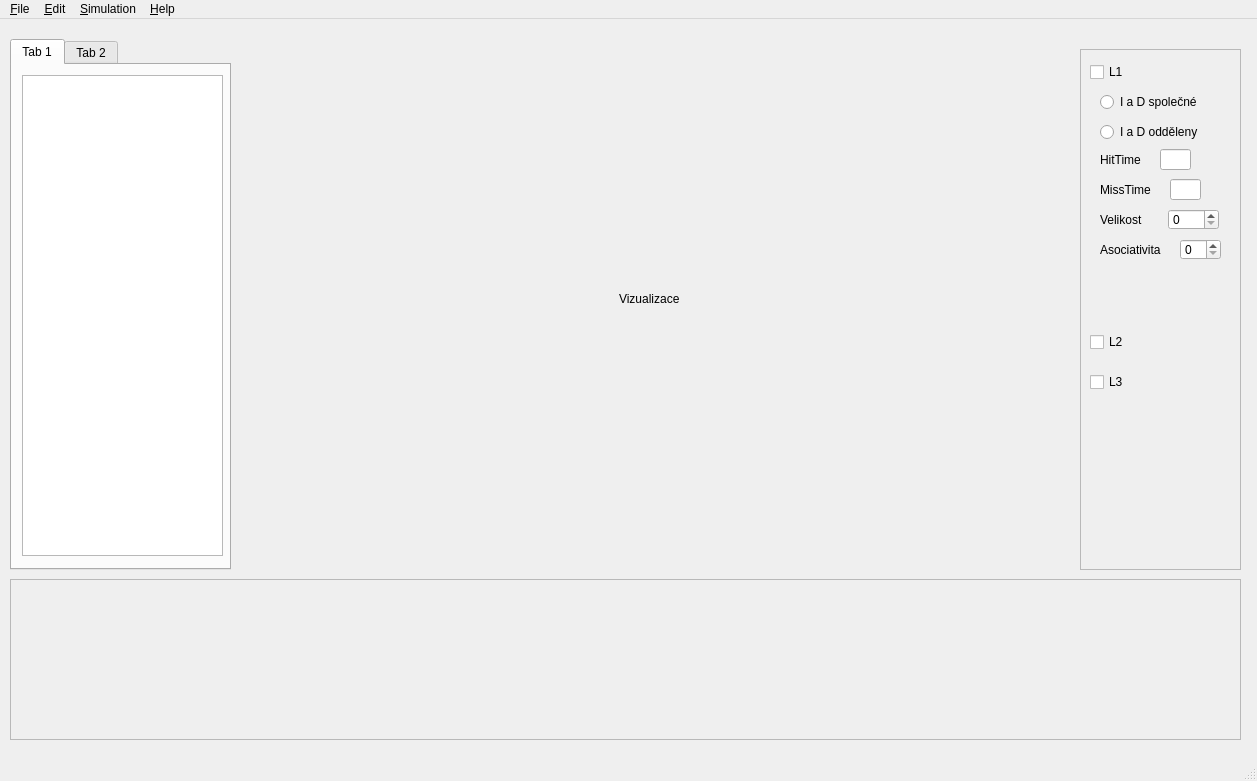
Old version of the form src/memsim-gui/memsim.ui in the repository pholasek/memsim.
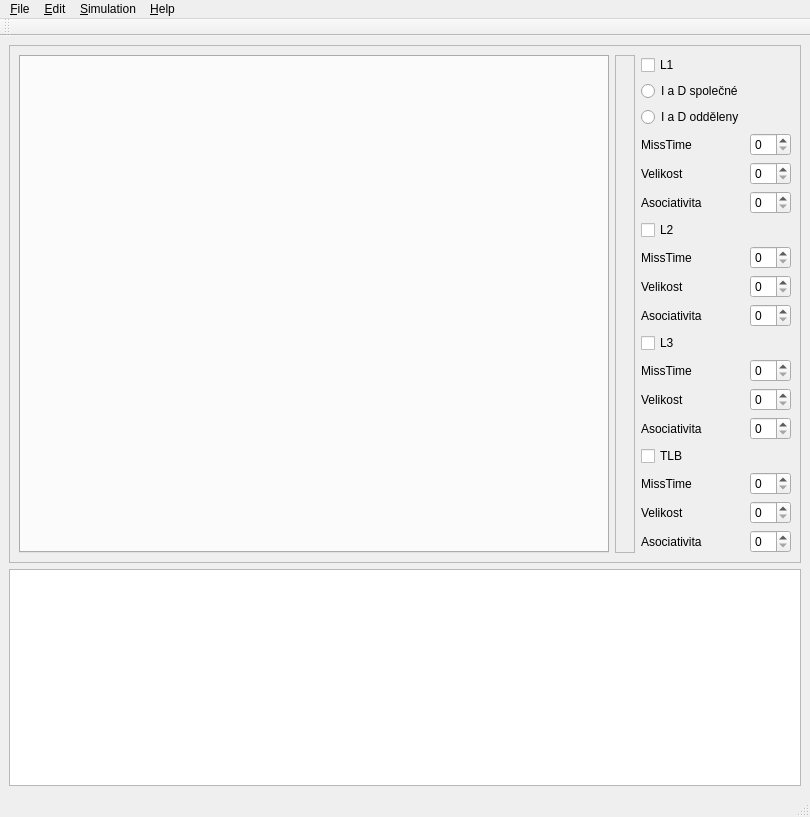
New version of the form.

Commit message: memsim: GUI layout and slot changes

The edit to the form file:
```diff
--- a/src/memsim-gui/memsim.ui
+++ b/src/memsim-gui/memsim.ui
@@ -6,267 +6,242 @@
    <rect>
     <x>0</x>
     <y>0</y>
-    <width>1257</width>
-    <height>781</height>
+    <width>810</width>
+    <height>817</height>
    </rect>
   </property>
   <property name="windowTitle">
    <string>MemSim</string>
   </property>
   <widget class="QWidget" name="centralwidget">
-   <widget class="QTabWidget" name="tabWidget">
-    <property name="geometry">
-     <rect>
-      <x>10</x>
-      <y>20</y>
-      <width>221</width>
-      <height>531</height>
-     </rect>
-    </property>
-    <property name="currentIndex">
-     <number>0</number>
-    </property>
-    <widget class="QWidget" name="tab">
-     <attribute name="title">
-      <string>Tab 1</string>
-     </attribute>
-     <widget class="QTableView" name="tableView">
-      <property name="geometry">
-       <rect>
-        <x>10</x>
-        <y>10</y>
-        <width>201</width>
-        <height>481</height>
-       </rect>
+   <layout class="QVBoxLayout" name="verticalLayout">
+    <item>
+     <widget class="QFrame" name="frame_2">
+      <property name="sizePolicy">
+       <sizepolicy hsizetype="Minimum" vsizetype="Minimum">
+        <horstretch>0</horstretch>
+        <verstretch>0</verstretch>
+       </sizepolicy>
       </property>
+      <property name="frameShape">
+       <enum>QFrame::StyledPanel</enum>
+      </property>
+      <property name="frameShadow">
+       <enum>QFrame::Raised</enum>
+      </property>
+      <layout class="QHBoxLayout" name="horizontalLayout">
+       <item>
+        <widget class="QTabWidget" name="tabWidget"/>
+       </item>
+       <item>
+        <widget class="QFrame" name="frame">
+         <property name="frameShape">
+          <enum>QFrame::StyledPanel</enum>
+         </property>
+         <property name="frameShadow">
+          <enum>QFrame::Raised</enum>
+         </property>
+         <layout class="QGridLayout" name="gridLayout_2">
+          <item row="0" column="1">
+           <widget class="QWidget" name="widget" native="true"/>
+          </item>
+         </layout>
+        </widget>
+       </item>
+       <item>
+        <layout class="QFormLayout" name="formLayout">
+         <property name="sizeConstraint">
+          <enum>QLayout::SetDefaultConstraint</enum>
+         </property>
+         <property name="fieldGrowthPolicy">
+          <enum>QFormLayout::AllNonFixedFieldsGrow</enum>
+         </property>
+         <item row="0" column="0">
+          <widget class="QCheckBox" name="l1check">
+           <property name="text">
+            <string>L1</string>
+           </property>
+          </widget>
+         </item>
+         <item row="1" column="0">
+          <widget class="QRadioButton" name="anoldradio">
+           <property name="text">
+            <string>I a D společné</string>
+           </property>
+          </widget>
+         </item>
+         <item row="2" column="0">
+          <widget class="QRadioButton" name="neldradio">
+           <property name="text">
+            <string>I a D odděleny</string>
+           </property>
+          </widget>
+         </item>
+         <item row="3" column="0">
+          <widget class="QLabel" name="label_2">
+           <property name="text">
+            <string>MissTime</string>
+           </property>
+          </widget>
+         </item>
+         <item row="3" column="1">
+          <widget class="QSpinBox" name="l1miss"/>
+         </item>
+         <item row="4" column="0">
+          <widget class="QLabel" name="label_6">
+           <property name="text">
+            <string>Velikost</string>
+           </property>
+          </widget>
+         </item>
+         <item row="4" column="1">
+          <widget class="QSpinBox" name="l1size"/>
+         </item>
+         <item row="5" column="0">
+          <widget class="QLabel" name="label_7">
+           <property name="text">
+            <string>Asociativita</string>
+           </property>
+          </widget>
+         </item>
+         <item row="5" column="1">
+          <widget class="QSpinBox" name="l1assoc"/>
+         </item>
+         <item row="6" column="0">
+          <widget class="QCheckBox" name="l2check">
+           <property name="text">
+            <string>L2</string>
+           </property>
+          </widget>
+         </item>
+         <item row="8" column="0">
+          <widget class="QLabel" name="label_3">
+           <property name="text">
+            <string>Velikost</string>
+           </property>
+          </widget>
+         </item>
+         <item row="8" column="1">
+          <widget class="QSpinBox" name="l2size"/>
+         </item>
+         <item row="9" column="0">
+          <widget class="QLabel" name="label_4">
+           <property name="text">
+            <string>Asociativita</string>
+           </property>
+          </widget>
+         </item>
+         <item row="9" column="1">
+          <widget class="QSpinBox" name="l2assoc"/>
+         </item>
+         <item row="10" column="0">
+          <widget class="QCheckBox" name="l3check">
+           <property name="text">
+            <string>L3</string>
+           </property>
+          </widget>
+         </item>
+         <item row="12" column="0">
+          <widget class="QLabel" name="label_8">
+           <property name="text">
+            <string>Velikost</string>
+           </property>
+          </widget>
+         </item>
+         <item row="12" column="1">
+          <widget class="QSpinBox" name="l3size"/>
+         </item>
+         <item row="13" column="0">
+          <widget class="QLabel" name="label_9">
+           <property name="text">
+            <string>Asociativita</string>
+           </property>
+          </widget>
+         </item>
+         <item row="13" column="1">
+          <widget class="QSpinBox" name="l3assoc"/>
+         </item>
+         <item row="14" column="0">
+          <widget class="QCheckBox" name="tlbcheck">
+           <property name="text">
+            <string>TLB</string>
+           </property>
+          </widget>
+         </item>
+         <item row="16" column="0">
+          <widget class="QLabel" name="label_10">
+           <property name="text">
+            <string>Velikost</string>
+           </property>
+          </widget>
+         </item>
+         <item row="16" column="1">
+          <widget class="QSpinBox" name="tlbsize"/>
+         </item>
+         <item row="17" column="0">
+          <widget class="QLabel" name="label_11">
+           <property name="text">
+            <string>Asociativita</string>
+           </property>
+          </widget>
+         </item>
+         <item row="17" column="1">
+          <widget class="QSpinBox" name="tlbassoc"/>
+         </item>
+         <item row="7" column="0">
+          <widget class="QLabel" name="label_5">
+           <property name="text">
+            <string>MissTime</string>
+           </property>
+          </widget>
+         </item>
+         <item row="15" column="0">
+          <widget class="QLabel" name="label">
+           <property name="text">
+            <string>MissTime</string>
+           </property>
+          </widget>
+         </item>
+         <item row="11" column="0">
+          <widget class="QLabel" name="label_12">
+           <property name="text">
+            <string>MissTime</string>
+           </property>
+          </widget>
+         </item>
+         <item row="7" column="1">
+          <widget class="QSpinBox" name="l2miss"/>
+         </item>
+         <item row="11" column="1">
+          <widget class="QSpinBox" name="l3miss"/>
+         </item>
+         <item row="15" column="1">
+          <widget class="QSpinBox" name="tlbmiss"/>
+         </item>
+        </layout>
+       </item>
+      </layout>
      </widget>
-    </widget>
-    <widget class="QWidget" name="tab_2">
-     <attribute name="title">
-      <string>Tab 2</string>
-     </attribute>
-    </widget>
-   </widget>
-   <widget class="QFrame" name="frame">
-    <property name="geometry">
-     <rect>
-      <x>10</x>
-      <y>560</y>
-      <width>1231</width>
-      <height>161</height>
-     </rect>
-    </property>
-    <property name="frameShape">
-     <enum>QFrame::StyledPanel</enum>
-    </property>
-    <property name="frameShadow">
-     <enum>QFrame::Raised</enum>
-    </property>
-   </widget>
-   <widget class="QFrame" name="frame_2">
-    <property name="geometry">
-     <rect>
-      <x>1080</x>
-      <y>30</y>
-      <width>161</width>
-      <height>521</height>
-     </rect>
-    </property>
-    <property name="frameShape">
-     <enum>QFrame::StyledPanel</enum>
-    </property>
-    <property name="frameShadow">
-     <enum>QFrame::Raised</enum>
-    </property>
-    <widget class="QCheckBox" name="checkBox">
-     <property name="geometry">
-      <rect>
-       <x>10</x>
-       <y>10</y>
-       <width>93</width>
-       <height>26</height>
-      </rect>
-     </property>
-     <property name="text">
-      <string>L1</string>
-     </property>
-    </widget>
-    <widget class="QCheckBox" name="checkBox_2">
-     <property name="geometry">
-      <rect>
-       <x>10</x>
-       <y>320</y>
-       <width>93</width>
-       <height>26</height>
-      </rect>
-     </property>
-     <property name="text">
-      <string>L3</string>
-     </property>
-    </widget>
-    <widget class="QCheckBox" name="checkBox_3">
-     <property name="geometry">
-      <rect>
-       <x>10</x>
-       <y>280</y>
-       <width>93</width>
-       <height>26</height>
-      </rect>
-     </property>
-     <property name="text">
-      <string>L2</string>
-     </property>
-    </widget>
-    <widget class="QRadioButton" name="radioButton">
-     <property name="geometry">
-      <rect>
-       <x>20</x>
-       <y>40</y>
-       <width>121</width>
-       <height>26</height>
-      </rect>
-     </property>
-     <property name="text">
-      <string>I a D společné</string>
-     </property>
-    </widget>
-    <widget class="QRadioButton" name="radioButton_2">
-     <property name="geometry">
-      <rect>
-       <x>20</x>
-       <y>70</y>
-       <width>121</width>
-       <height>26</height>
-      </rect>
-     </property>
-     <property name="text">
-      <string>I a D odděleny</string>
-     </property>
-    </widget>
-    <widget class="QLineEdit" name="lineEdit">
-     <property name="geometry">
-      <rect>
-       <x>80</x>
-       <y>100</y>
-       <width>31</width>
-       <height>21</height>
-      </rect>
-     </property>
-    </widget>
-    <widget class="QLabel" name="label">
-     <property name="geometry">
-      <rect>
-       <x>20</x>
-       <y>100</y>
-       <width>67</width>
-       <height>21</height>
-      </rect>
-     </property>
-     <property name="text">
-      <string>HitTime</string>
-     </property>
-    </widget>
-    <widget class="QLabel" name="label_2">
-     <property name="geometry">
-      <rect>
-       <x>20</x>
-       <y>130</y>
-       <width>67</width>
-       <height>21</height>
-      </rect>
-     </property>
-     <property name="text">
-      <string>MissTime</string>
-     </property>
-    </widget>
-    <widget class="QLineEdit" name="lineEdit_2">
-     <property name="geometry">
-      <rect>
-       <x>90</x>
-       <y>130</y>
-       <width>31</width>
-       <height>21</height>
-      </rect>
-     </property>
-    </widget>
-    <widget class="QLabel" name="label_3">
-     <property name="geometry">
-      <rect>
-       <x>20</x>
-       <y>160</y>
-       <width>67</width>
-       <height>21</height>
-      </rect>
-     </property>
-     <property name="text">
-      <string>Velikost</string>
-     </property>
-    </widget>
-    <widget class="QSpinBox" name="spinBox">
-     <property name="geometry">
-      <rect>
-       <x>88</x>
-       <y>160</y>
-       <width>51</width>
-       <height>21</height>
-      </rect>
-     </property>
-    </widget>
-    <widget class="QLabel" name="label_4">
-     <property name="geometry">
-      <rect>
-       <x>20</x>
-       <y>190</y>
-       <width>81</width>
-       <height>21</height>
-      </rect>
-     </property>
-     <property name="text">
-      <string>Asociativita</string>
-     </property>
-    </widget>
-    <widget class="QSpinBox" name="spinBox_2">
-     <property name="geometry">
-      <rect>
-       <x>100</x>
-       <y>190</y>
-       <width>41</width>
-       <height>21</height>
-      </rect>
-     </property>
-    </widget>
-   </widget>
-   <widget class="QWidget" name="widget" native="true">
-    <property name="geometry">
-     <rect>
-      <x>239</x>
-      <y>59</y>
-      <width>821</width>
-      <height>481</height>
-     </rect>
-    </property>
-    <widget class="QLabel" name="label_5">
-     <property name="geometry">
-      <rect>
-       <x>380</x>
-       <y>210</y>
-       <width>141</width>
-       <height>21</height>
-      </rect>
-     </property>
-     <property name="text">
-      <string>Vizualizace</string>
-     </property>
-    </widget>
-   </widget>
+    </item>
+    <item>
+     <widget class="QPlainTextEdit" name="plainTextEdit">
+      <property name="enabled">
+       <bool>true</bool>
+      </property>
+      <property name="readOnly">
+       <bool>true</bool>
+      </property>
+     </widget>
+    </item>
+   </layout>
   </widget>
   <widget class="QMenuBar" name="menubar">
    <property name="geometry">
     <rect>
      <x>0</x>
      <y>0</y>
-     <width>1257</width>
-     <height>29</height>
+     <width>810</width>
+     <height>27</height>
     </rect>
    </property>
    <widget class="QMenu" name="menuFile">
@@ -295,7 +270,18 @@
    <addaction name="menuSimulation"/>
    <addaction name="menuHelp"/>
   </widget>
-  <widget class="QStatusBar" name="statusbar"/>
+  <widget class="QToolBar" name="toolBar">
+   <property name="windowTitle">
+    <string>toolBar</string>
+   </property>
+   <attribute name="toolBarArea">
+    <enum>TopToolBarArea</enum>
+   </attribute>
+   <attribute name="toolBarBreak">
+    <bool>false</bool>
+   </attribute>
+  </widget>
+  <widget class="QStatusBar" name="statusBar"/>
   <action name="actionRun">
    <property name="text">
     <string>Run</string>
```
Left out of the diff: 18 changed lines with no effect on the pictures. The commit also changes 12 other files.
